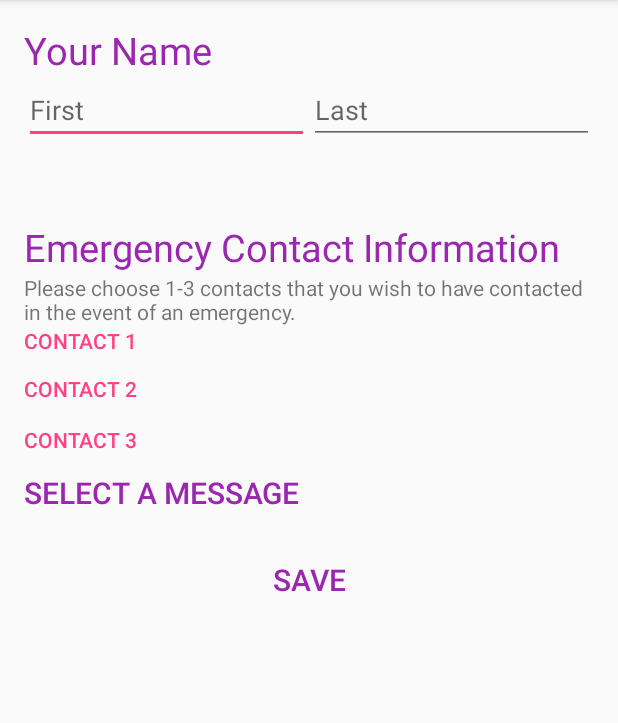
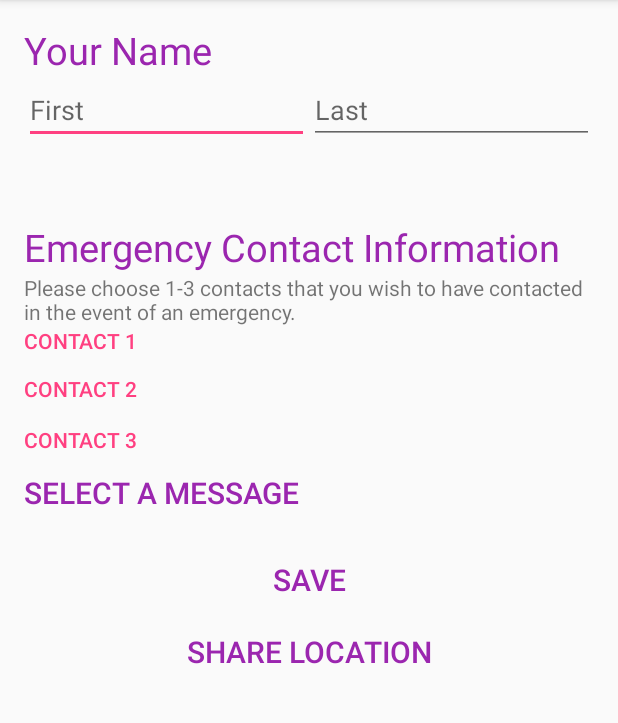
Before and after one commit to ThePurplePeople/enough, an Android app: the screen it shows after launch (MainActivity), on a phone screen of 412 x 824 dp, the part 84-807 px from its top. Run offline under Robolectric (Android 15) with nearby library versions, the phone set to English and light mode, and no system bars.

Commit message:
fixed problem where couldn't find api key

```diff
--- a/app/src/main/AndroidManifest.xml
+++ b/app/src/main/AndroidManifest.xml
@@ -30,9 +30,9 @@
         <activity
             android:name=".MapsActivity"
             android:parentActivityName=".MainActivity">
-            <meta-data
-                android:name="com.google.android.geo.API_KEY"
-                android:value="@string/google_maps_key" />
         </activity>
+        <meta-data
+            android:name="com.google.android.geo.API_KEY"
+            android:value="@string/google_maps_key"/>
     </application>
 </manifest>
--- a/app/src/main/res/layout/setting_fields.xml
+++ b/app/src/main/res/layout/setting_fields.xml
@@ -147,17 +147,28 @@
                 android:textSize="20dp"
                 android:gravity="center"
                 />
+
+        </LinearLayout>
+
+        <LinearLayout
+            android:orientation="horizontal"
+            android:layout_width="match_parent"
+            android:layout_height="wrap_content">
+
             <Button
                 android:layout_width="match_parent"
                 android:id="@+id/share_location"
                 android:layout_height="wrap_content"
                 android:background="@null"
-                android:text="@string/save"
+                android:text="@string/location"
                 android:textColor="@color/colorPrimary"
                 android:textSize="20dp"
                 android:gravity="center"
                 />
+
         </LinearLayout>
+
+
 
     </LinearLayout>
 
```
